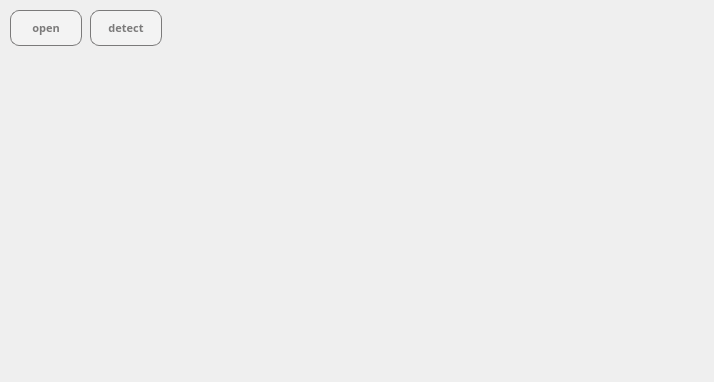
Old version of the form test.ui in the repository irrso/capstone-visualizing-xray-image-for-defect-and-contaminant-detection.
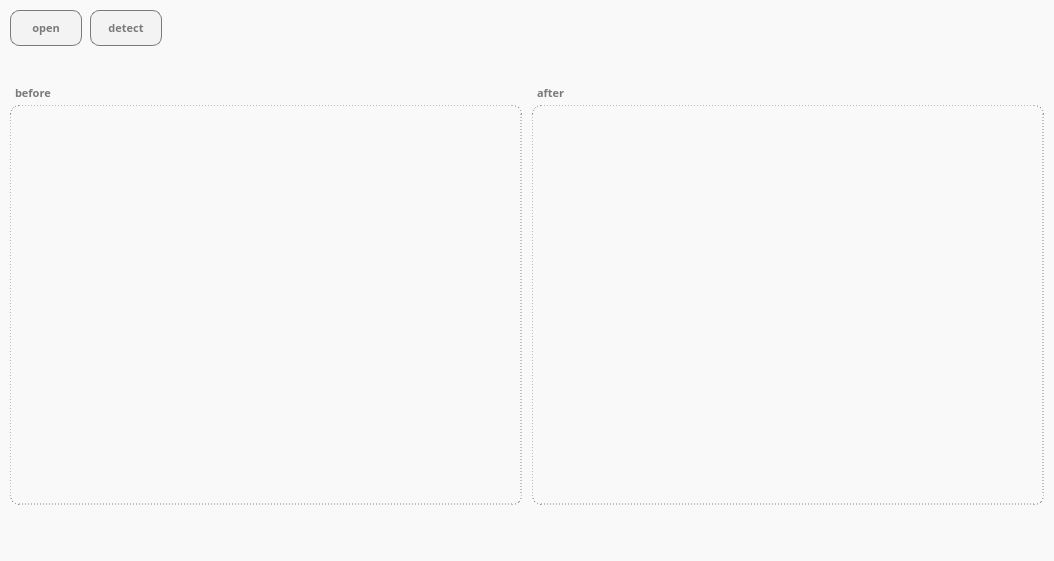
New version of the form.

Commit message: update button&image

```diff
--- a/test.ui
+++ b/test.ui
@@ -9,8 +9,8 @@
    <rect>
     <x>0</x>
     <y>0</y>
-    <width>714</width>
-    <height>382</height>
+    <width>1054</width>
+    <height>561</height>
    </rect>
   </property>
   <property name="minimumSize">
@@ -31,6 +31,9 @@
   <property name="windowTitle">
    <string>MainWindow</string>
   </property>
+  <property name="styleSheet">
+   <string notr="true">background-color: rgb(249, 249, 249);</string>
+  </property>
   <widget class="QWidget" name="centralwidget">
    <widget class="QPushButton" name="detectBtn">
     <property name="enabled">
@@ -160,6 +163,167 @@
      <bool>false</bool>
     </property>
    </widget>
+   <widget class="QLabel" name="beforeLabel">
+    <property name="geometry">
+     <rect>
+      <x>10</x>
+      <y>105</y>
+      <width>512</width>
+      <height>400</height>
+     </rect>
+    </property>
+    <property name="autoFillBackground">
+     <bool>false</bool>
+    </property>
+    <property name="styleSheet">
+     <string notr="true">border: 1.4px solid rgb(131, 130, 130);
+border-style: dashed;
+border-radius: 9px;
+background-color: rgba(255, 255, 255, 0)</string>
+    </property>
+    <property name="frameShape">
+     <enum>QFrame::NoFrame</enum>
+    </property>
+    <property name="midLineWidth">
+     <number>0</number>
+    </property>
+    <property name="text">
+     <string/>
+    </property>
+    <property name="alignment">
+     <set>Qt::AlignCenter</set>
+    </property>
+   </widget>
+   <widget class="QLabel" name="afterLabel">
+    <property name="geometry">
+     <rect>
+      <x>532</x>
+      <y>105</y>
+      <width>512</width>
+      <height>400</height>
+     </rect>
+    </property>
+    <property name="styleSheet">
+     <string notr="true">border: 1.4px solid rgb(131, 130, 130);
+border-style: dashed;
+border-radius: 9px;
+background-color: rgba(255, 255, 255, 0)</string>
+    </property>
+    <property name="text">
+     <string/>
+    </property>
+   </widget>
+   <widget class="QLabel" name="btextLabel">
+    <property name="geometry">
+     <rect>
+      <x>251</x>
+      <y>515</y>
+      <width>30</width>
+      <height>16</height>
+     </rect>
+    </property>
+    <property name="font">
+     <font>
+      <family>나눔스퀘어라운드 Regular</family>
+      <pointsize>7</pointsize>
+     </font>
+    </property>
+    <property name="layoutDirection">
+     <enum>Qt::LeftToRight</enum>
+    </property>
+    <property name="styleSheet">
+     <string notr="true">color: rgb(123, 122, 122);
+background-color: rgba(255, 255, 255, 0)</string>
+    </property>
+    <property name="text">
+     <string/>
+    </property>
+    <property name="alignment">
+     <set>Qt::AlignCenter</set>
+    </property>
+   </widget>
+   <widget class="QLabel" name="atextLabel">
+    <property name="geometry">
+     <rect>
+      <x>773</x>
+      <y>515</y>
+      <width>30</width>
+      <height>16</height>
+     </rect>
+    </property>
+    <property name="font">
+     <font>
+      <family>나눔스퀘어라운드 Regular</family>
+      <pointsize>8</pointsize>
+     </font>
+    </property>
+    <property name="styleSheet">
+     <string notr="true">color: rgb(123, 122, 122);
+background-color: rgba(255, 255, 255, 0)</string>
+    </property>
+    <property name="text">
+     <string/>
+    </property>
+    <property name="alignment">
+     <set>Qt::AlignCenter</set>
+    </property>
+   </widget>
+   <widget class="QLabel" name="before">
+    <property name="geometry">
+     <rect>
+      <x>15</x>
+      <y>85</y>
+      <width>51</width>
+      <height>16</height>
+     </rect>
+    </property>
+    <property name="font">
+     <font>
+      <family>나눔스퀘어라운드 Bold</family>
+      <pointsize>8</pointsize>
+      <weight>75</weight>
+      <bold>true</bold>
+     </font>
+    </property>
+    <property name="styleSheet">
+     <string notr="true">color: rgb(123, 122, 122);
+background-color: rgba(255, 255, 255, 0)</string>
+    </property>
+    <property name="text">
+     <string>before</string>
+    </property>
+    <property name="alignment">
+     <set>Qt::AlignLeading|Qt::AlignLeft|Qt::AlignTop</set>
+    </property>
+   </widget>
+   <widget class="QLabel" name="after">
+    <property name="geometry">
+     <rect>
+      <x>537</x>
+      <y>85</y>
+      <width>51</width>
+      <height>16</height>
+     </rect>
+    </property>
+    <property name="font">
+     <font>
+      <family>나눔스퀘어라운드 Bold</family>
+      <pointsize>8</pointsize>
+      <weight>75</weight>
+      <bold>true</bold>
+     </font>
+    </property>
+    <property name="styleSheet">
+     <string notr="true">color: rgb(123, 122, 122);
+background-color: rgba(255, 255, 255, 0)</string>
+    </property>
+    <property name="text">
+     <string>after</string>
+    </property>
+    <property name="alignment">
+     <set>Qt::AlignLeading|Qt::AlignLeft|Qt::AlignTop</set>
+    </property>
+   </widget>
    <zorder>openBtn</zorder>
    <zorder>detectBtn</zorder>
   </widget>
```
Left out of the diff: 13 changed lines with no effect on the pictures. The commit also changes 1 other file.
